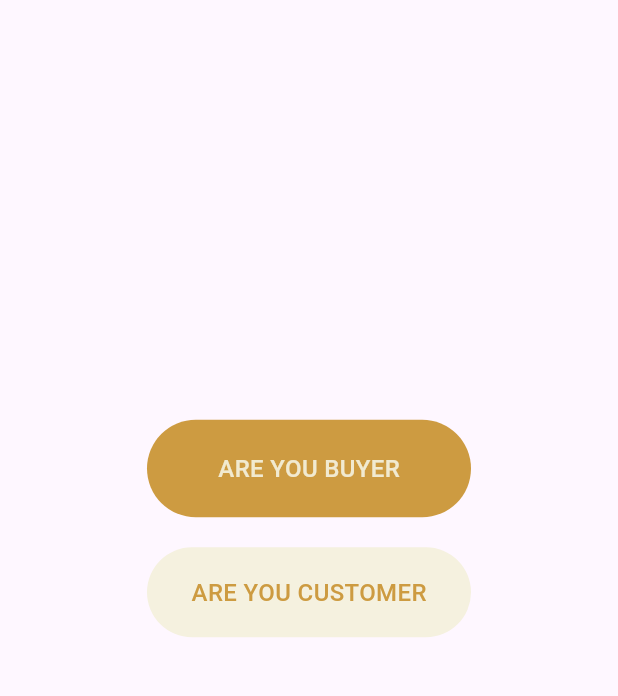
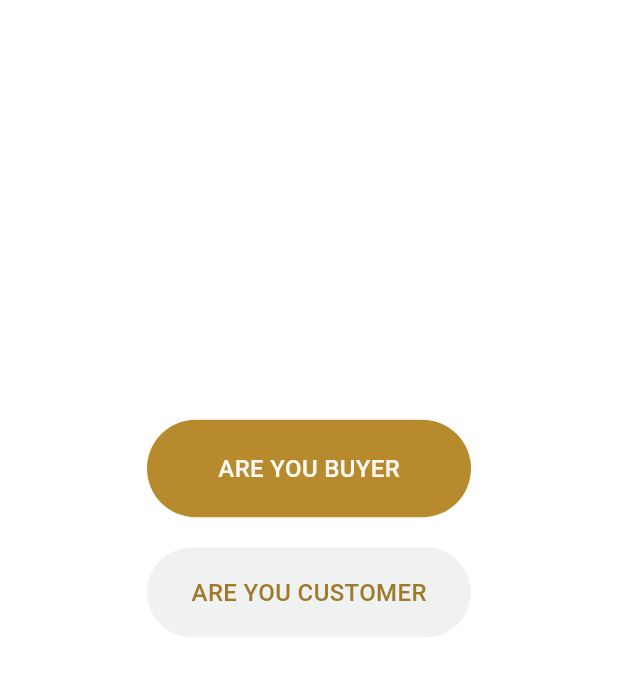
Before and after one commit to KrishBusa/vakpati, a Flutter app: the screen it shows after launch, on a phone screen of 412 x 824 dp, the part 472-1168 px from its top. Run offline on Flutter 3.47's test engine with Material 3 defaults, Android fonts, the phone set to English and light mode, and no system bars; our stand-ins replace carousel_slider, dotted_line, timelines.

Commit message:
save change

```diff
--- a/lib/approvel_admin_show_scrren.dart
+++ b/lib/approvel_admin_show_scrren.dart
@@ -11,7 +11,7 @@ class Approval_admin_Show_Screen extends StatefulWidget {
 class _Approval_admin_Show_ScreenState extends State<Approval_admin_Show_Screen> {
   void initState() {
     super.initState();
-    Future.delayed(const Duration(seconds: 3), () {
+    Future.delayed( Duration(seconds: 2), () {
       Navigator.pushReplacement(
         context,
         MaterialPageRoute(builder: (context) => Home_scren()),
--- a/lib/chose_scren.dart
+++ b/lib/chose_scren.dart
@@ -12,6 +12,7 @@ class _Choose_screenState extends State<Choose_screen> {
   @override
   Widget build(BuildContext context) {
     return Scaffold(
+      backgroundColor: Color.fromARGB(255,255,255,255,),
       body: Center(
         child: SizedBox(
           width: 280,
@@ -41,14 +42,14 @@ class _Choose_screenState extends State<Choose_screen> {
                   child: Container(
                     decoration: BoxDecoration(
                       borderRadius: BorderRadius.circular(200),
-                      color: Color.fromRGBO(205, 155, 65, 1.0),
+                      color: Color.fromARGB(255,183,138,45),
                     ),
                     child: Center(
                         child: Text("ARE YOU BUYER",
                           style: TextStyle(
                               fontSize:16,
                               fontWeight: FontWeight.w500,
-                              color:Color.fromRGBO(244, 240, 220, 0.9254901960784314) ),)),
+                              color:Color.fromARGB(255,254,249,245) ),)),
                   ),
                 ),
               ),
@@ -73,14 +74,14 @@ class _Choose_screenState extends State<Choose_screen> {
                   child: Container(
                     decoration: BoxDecoration(
                       borderRadius: BorderRadius.circular(200),
-                      color:Color.fromRGBO(244, 240, 220, 0.9254901960784314)
+                      color:Color.fromARGB(255,240,242,242)
                     ),
                     child: Center(
                         child: Text("ARE YOU CUSTOMER",
                           style: TextStyle(
                               fontSize:16,
                               fontWeight: FontWeight.w500,
-                              color:Color.fromRGBO(205, 155, 65, 1.0) ),)),
+                              color:Color.fromARGB(255, 159,121,44) ),)),
                   ),
                 ),
               ),
--- a/lib/sign in.dart
+++ b/lib/sign in.dart
@@ -32,14 +32,14 @@ class _Sign_in_screenState extends State<Sign_in_screen> {
                   children: [
                     TextField(
                       decoration: InputDecoration(
-                        label: Text("Email Id / Mobile No",style: TextStyle(color: Colors.teal),)
+                        label: Text("Email Id / Mobile No",style: TextStyle(color: Colors.grey),)
                       ),
                     ),
                     SizedBox(height: 20,),
                     TextField(
                       obscureText: true,
                       decoration: InputDecoration(
-                          label: Text("Password",style: TextStyle(color: Colors.teal),)
+                          label: Text("Password",style: TextStyle(color: Colors.grey),)
                       ),
                     ),
                   ],
@@ -66,7 +66,7 @@ class _Sign_in_screenState extends State<Sign_in_screen> {
                 ),
               ),
               SizedBox(height: 12),
-              Text("Forgot Password?",style: TextStyle(color: Colors.teal),),
+              Text("Forgot Password?",style: TextStyle(color: Colors.grey),),
               SizedBox(height: 10),
               Divider(),
               GestureDetector(
```
